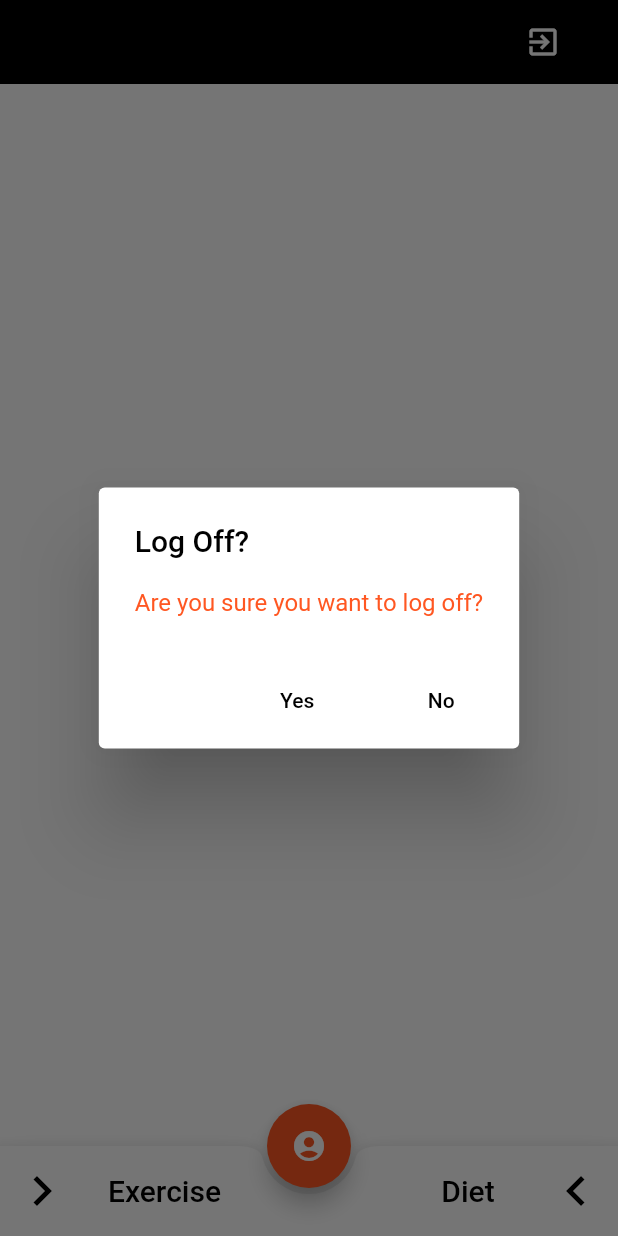
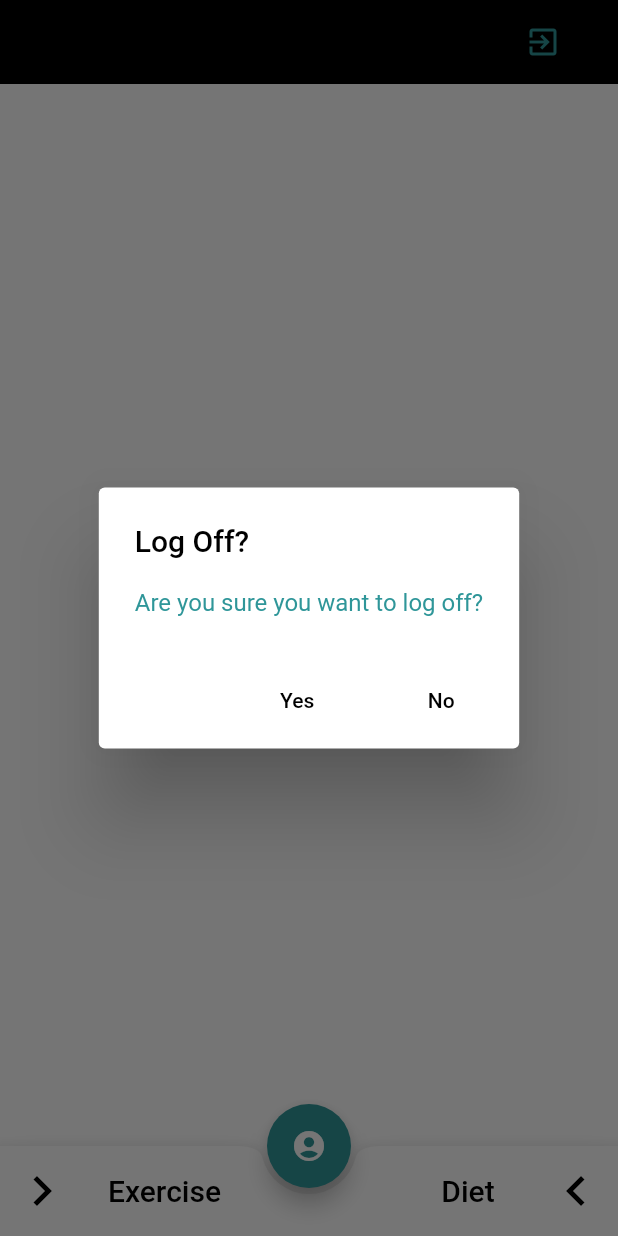
Before and after one commit to r-reynoso/fitfusion_app, a Flutter app: the screen it shows once a user with an empty profile is signed in, after a tap on the "exit to app" icon, on a phone screen of 412 x 824 dp. Run offline on Flutter 3.47's test engine with Material 2 defaults, Android fonts, the phone set to English and light mode, and no system bars; our stand-ins replace cloud_firestore, firebase_auth, firebase_storage, flutter_spinkit, font_awesome_flutter, image_picker; missing offline and left inert: flutter_webview_plugin; accounts and stored records are empty.

Commit message:
Some buttons color changes.

```diff
--- a/lib/Screens/Authenticate/authenticate.dart
+++ b/lib/Screens/Authenticate/authenticate.dart
@@ -6,15 +6,16 @@ class Authenticate extends StatefulWidget {
   @override
   _AuthenticateState createState() => _AuthenticateState();
 }
+
 class _AuthenticateState extends State<Authenticate> {
+  bool showSignIn = true;
 
-  bool showSignIn = true;
   void toggleView() {
     setState(() => showSignIn = !showSignIn);
   }
 
   @override
-  Widget build(BuildContext context){
+  Widget build(BuildContext context) {
     if (showSignIn) {
       return SignIn(toggleView: toggleView);
     } else {
--- a/lib/Screens/Authenticate/register.dart
+++ b/lib/Screens/Authenticate/register.dart
@@ -39,7 +39,7 @@ class _RegisterState extends State<Register> {
               elevation: 0.0,
               actions: <Widget>[
                 FlatButton.icon(
-                  icon: Icon(Icons.help, color: Color.fromARGB(255, 69, 83, 100)),
+                  icon: Icon(Icons.help, color: Color.fromARGB(255, 47, 150, 153)),
                   label: Text(''),
                   onPressed: () {
                     navigateToWebwiew(context);
--- a/lib/Screens/Authenticate/sign_in.dart
+++ b/lib/Screens/Authenticate/sign_in.dart
@@ -40,7 +40,7 @@ class _SignInState extends State<SignIn> {
               elevation: 0.0,
               actions: <Widget>[
                 FlatButton.icon(
-                  icon: Icon(Icons.help, color: Color.fromARGB(255, 69, 83, 100)),
+                  icon: Icon(Icons.help, color: Color.fromARGB(255, 47, 150, 153)),
                   label: Text(''),
                   onPressed: () {
                     navigateToWebwiew(context);
--- a/lib/Screens/Home/home.dart
+++ b/lib/Screens/Home/home.dart
@@ -33,7 +33,7 @@ class Home extends StatelessWidget {
             elevation: 0.0,
             actions: <Widget>[
               FlatButton.icon(
-                icon: Icon(Icons.exit_to_app, color: Colors.white),
+                icon: Icon(Icons.exit_to_app, color: Color.fromARGB(255, 47, 150, 153)),
                 label: Text(''),
                 onPressed: () async {
                   asyncConfirmDialog(context);
@@ -96,7 +96,7 @@ class Home extends StatelessWidget {
             ),
           ),
           floatingActionButton: FloatingActionButton(
-            backgroundColor: Colors.deepOrange,
+            backgroundColor: Color.fromARGB(255, 47, 150, 153),
             onPressed: () {
               _showSettingsPanel();
               SystemChrome.setPreferredOrientations(
--- a/lib/Screens/Home/info_tile.dart
+++ b/lib/Screens/Home/info_tile.dart
@@ -243,8 +243,7 @@ class _InfoTileState extends State<InfoTile> {
                 alignment: Alignment.centerLeft,
                 child: Container(
                   child: Text(
-                        '${widget.info.feet} feet  ${widget.info
-                            .inches} inches',
+                    '${widget.info.feet} feet  ${widget.info.inches} inches',
                     style: TextStyle(
                         fontSize: size, fontWeight: FontWeight.normal),
                   ),
--- a/lib/Screens/wrapper.dart
+++ b/lib/Screens/wrapper.dart
@@ -7,7 +7,6 @@ import 'package:fitfusionapp/Models/user.dart';
 class Wrapper extends StatelessWidget {
   @override
   Widget build(BuildContext context) {
-
     final user = Provider.of<User>(context);
 
     // Return either Home or Authenticate widget
--- a/lib/Services/auth.dart
+++ b/lib/Services/auth.dart
@@ -57,7 +57,8 @@ class AuthService {
       FirebaseUser user = result.user;
 
       // create a new document for the user with the uid
-      await DatabaseService(uid: user.uid).updateUserData('', '','', 0, 0, 0, 0);
+      await DatabaseService(uid: user.uid)
+          .updateUserData('', '', '', 0, 0, 0, 0);
       await DatabaseService(uid: user.uid)
           .updateUserExercise('', '', '', '', '', '', '');
       await DatabaseService(uid: user.uid)
--- a/lib/Shared/constants.dart
+++ b/lib/Shared/constants.dart
@@ -8,7 +8,8 @@ const textInputDecoration = InputDecoration(
     borderSide: BorderSide(color: Colors.black, width: 1.0),
   ),
   focusedBorder: OutlineInputBorder(
-      borderSide: BorderSide(color: Colors.deepOrange, width: 1.0)),
+      borderSide:
+          BorderSide(color: Color.fromARGB(255, 47, 150, 153), width: 1.0)),
 );
 
 enum ConfirmAction { No, Yes }
@@ -22,7 +23,7 @@ Future<ConfirmAction> asyncConfirmDialog(BuildContext context) async {
       return AlertDialog(
         title: Text('Log Off?', style: TextStyle(color: Colors.black)),
         content: const Text('Are you sure you want to log off?',
-            style: TextStyle(color: Colors.deepOrange)),
+            style: TextStyle(color: Color.fromARGB(255, 47, 150, 153))),
         actions: <Widget>[
           FlatButton(
             child: const Text('Yes', style: TextStyle(color: Colors.black)),
--- a/lib/Shared/loading.dart
+++ b/lib/Shared/loading.dart
@@ -1,14 +1,14 @@
 import 'package:flutter/material.dart';
 import 'package:flutter_spinkit/flutter_spinkit.dart';
 
-class Loading extends StatelessWidget{
+class Loading extends StatelessWidget {
   @override
   Widget build(BuildContext context) {
     return Container(
       color: Colors.white,
       child: Center(
         child: SpinKitFadingCircle(
-         color: Colors.deepOrange,
+          color: Color.fromARGB(255, 47, 150, 153),
           size: 50.0,
         ),
       ),
```
Also changed, not shown: lib/Screens/Home/settings_form.dart (+9 -11 lines). Lines whose indentation alone changed are shown as unchanged.
